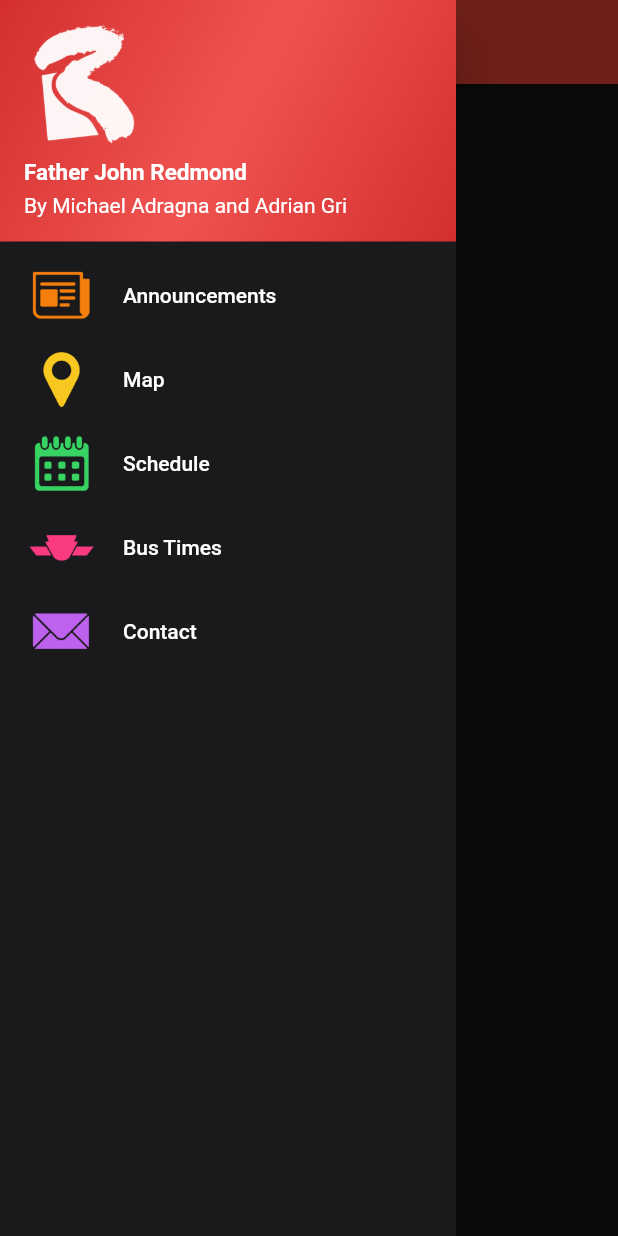
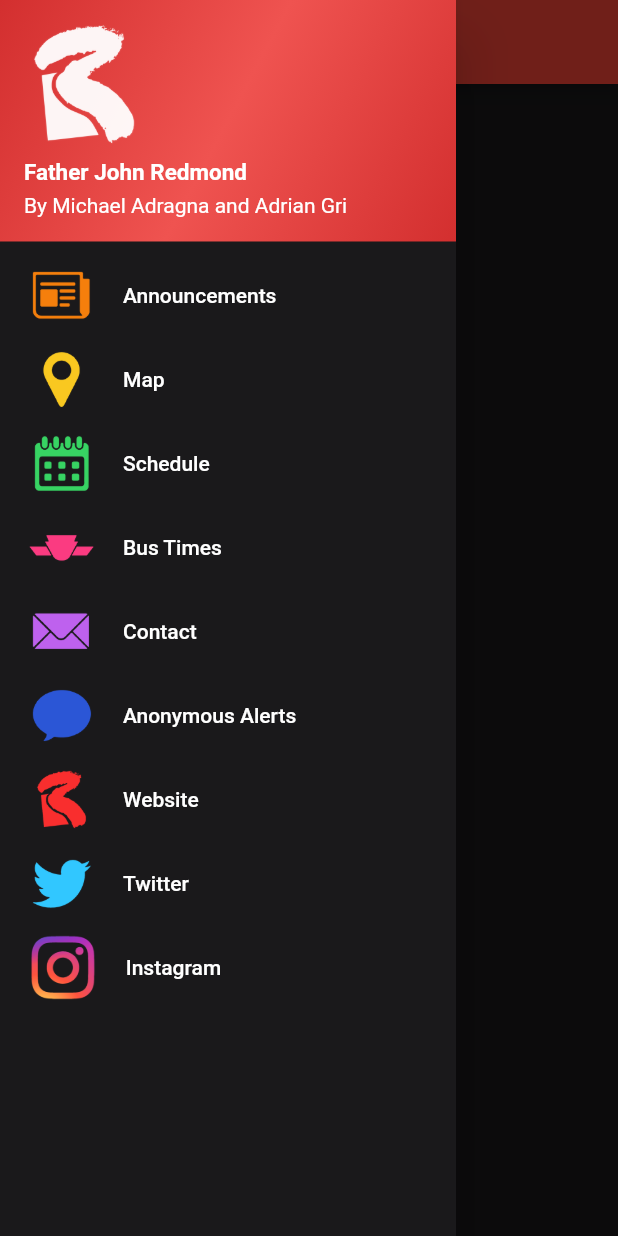
Before and after one commit to AdrianGri/FJR-App-Flutter, a Flutter app: the screen it shows after launch, with the side drawer open, on a phone screen of 412 x 824 dp. Run offline on Flutter 3.47's test engine with Material 2 defaults, Android fonts, the phone set to English and light mode, and no system bars; our stand-ins replace convert, flutter_spinkit, parse_server_sdk_flutter; network calls fail.

Commit message:
Added links

```diff
--- a/lib/page_layout.dart
+++ b/lib/page_layout.dart
@@ -5,6 +5,7 @@ import 'package:fjr_app_v2/schedule.dart';
 import 'package:fjr_app_v2/Bus.dart';
 import 'package:fjr_app_v2/contacts.dart';
 import 'package:flutter/services.dart';
+import 'package:url_launcher/url_launcher.dart';
 
 class PageLayout extends StatefulWidget {
   @override
@@ -88,6 +89,14 @@ class _PageLayoutState extends State<PageLayout> {
     backgroundColor: Colors.red,
   );
   int _selectedIndex = 0;
+
+  _launchURL(url) async {
+    if (await canLaunch(url)) {
+      await launch(url);
+    } else {
+      throw 'Could not launch $url';
+    }
+  }
 
   @override
   Widget build(BuildContext context) {
@@ -251,6 +260,62 @@ class _PageLayoutState extends State<PageLayout> {
                     Navigator.pop(context);
                   },
                 ),
+                ListTile(
+                  leading: Image(
+                    height: 50,
+                    image: AssetImage(
+                        "assets/drawer_anonymous_alerts_tab_icon.png"),
+                  ),
+                  title: Text(
+                    'Anonymous Alerts',
+                    style: TextStyle(color: Colors.white),
+                  ),
+                  onTap: () {
+                    _launchURL(
+                        "https://www.anonymousalerts.com/tcdsb/Mobile/default.aspx");
+                  },
+                ),
+                ListTile(
+                  leading: Image(
+                    height: 50,
+                    image: AssetImage("assets/drawer_website_tab_icon.png"),
+                  ),
+                  title: Text(
+                    'Website',
+                    style: TextStyle(color: Colors.white),
+                  ),
+                  onTap: () {
+                    _launchURL(
+                        "https://www.tcdsb.org/schools/FATHERJOHNREDMOND/Pages/default.aspx");
+                  },
+                ),
+                ListTile(
+                  leading: Image(
+                    height: 50,
+                    image: AssetImage("assets/drawer_twitter_tab_icon.png"),
+                  ),
+                  title: Text(
+                    'Twitter',
+                    style: TextStyle(color: Colors.white),
+                  ),
+                  onTap: () {
+                    _launchURL("https://mobile.twitter.com/FJRCSS");
+                  },
+                ),
+                ListTile(
+                  leading: Image(
+                    height: 50,
+                    image: AssetImage("assets/drawer_instagram_tab_icon.png"),
+                  ),
+                  title: Text(
+                    'Instagram',
+                    style: TextStyle(color: Colors.white),
+                  ),
+                  onTap: () {
+                    _launchURL(
+                        "https://instagram.com/fjrstudentcouncil?igshid=gwmgsv7xurwd");
+                  },
+                ),
               ],
             ),
           ),
--- a/pubspec.yaml
+++ b/pubspec.yaml
@@ -25,7 +25,8 @@ dependencies:
     sdk: flutter
   parse_server_sdk_flutter: ^2.0.1
   http:
-  flutter_spinkit: "^4.1.2"
+  flutter_spinkit: ^4.1.2
+  url_launcher: ^5.7.10
 
 
   # The following adds the Cupertino Icons font to your application.
```
Also changed, not shown: assets/drawer_instagram_tab_icon.png (added), assets/drawer_website_tab_icon.png (added), pubspec.lock, 2 other files.
